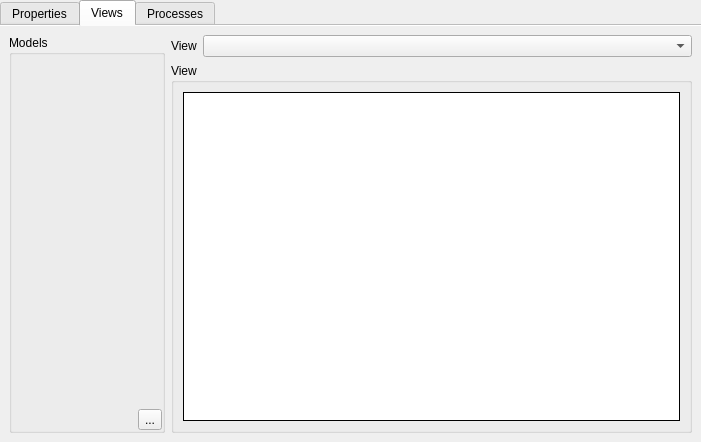
This is src/plugins/OpenSpeedShop/Experiment/ExperimentWidget.ui in OpenSpeedShop/gui as Qt 5 draws it before an edit. The edited form follows.
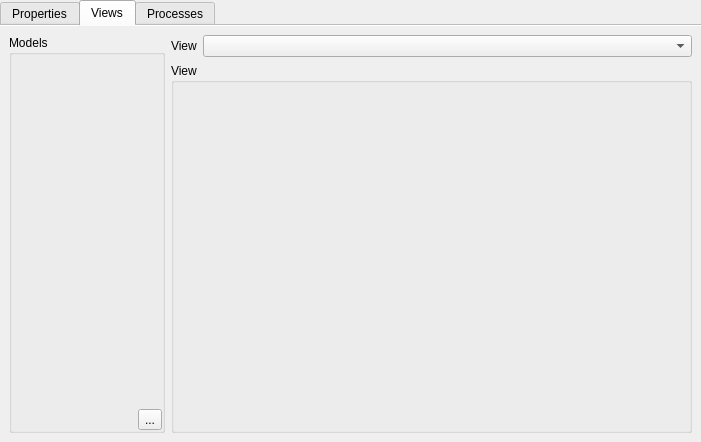
This is the edited form. Icons and pictures are not drawn.

Commit message: Created special case for Delegate to display CallStackEntry items; found work-around for bug where resize of selected view items wasn't possible

What changed in the file:
```diff
--- a/src/plugins/OpenSpeedShop/Experiment/ExperimentWidget.ui
+++ b/src/plugins/OpenSpeedShop/Experiment/ExperimentWidget.ui
@@ -416,24 +416,7 @@
          <property name="title">
           <string>View</string>
          </property>
-         <layout class="QHBoxLayout" name="horizontalLayout_4">
-          <item>
-           <widget class="QTreeView" name="treeView">
-            <property name="frameShape">
-             <enum>QFrame::Box</enum>
-            </property>
-            <property name="frameShadow">
-             <enum>QFrame::Plain</enum>
-            </property>
-            <property name="alternatingRowColors">
-             <bool>true</bool>
-            </property>
-            <property name="indentation">
-             <number>10</number>
-            </property>
-           </widget>
-          </item>
-         </layout>
+         <layout class="QHBoxLayout" name="horizontalLayout_4"/>
         </widget>
        </item>
       </layout>
```
Left out of the diff: 2 changed lines with no effect on the pictures. The commit also changes 7 other files.
